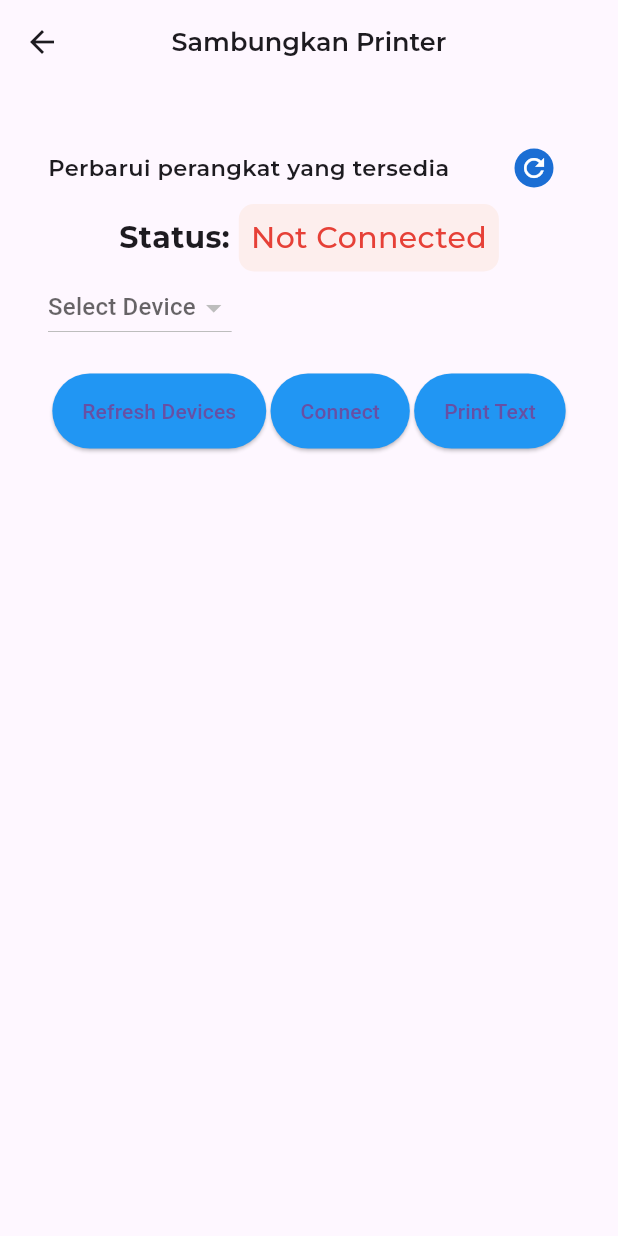
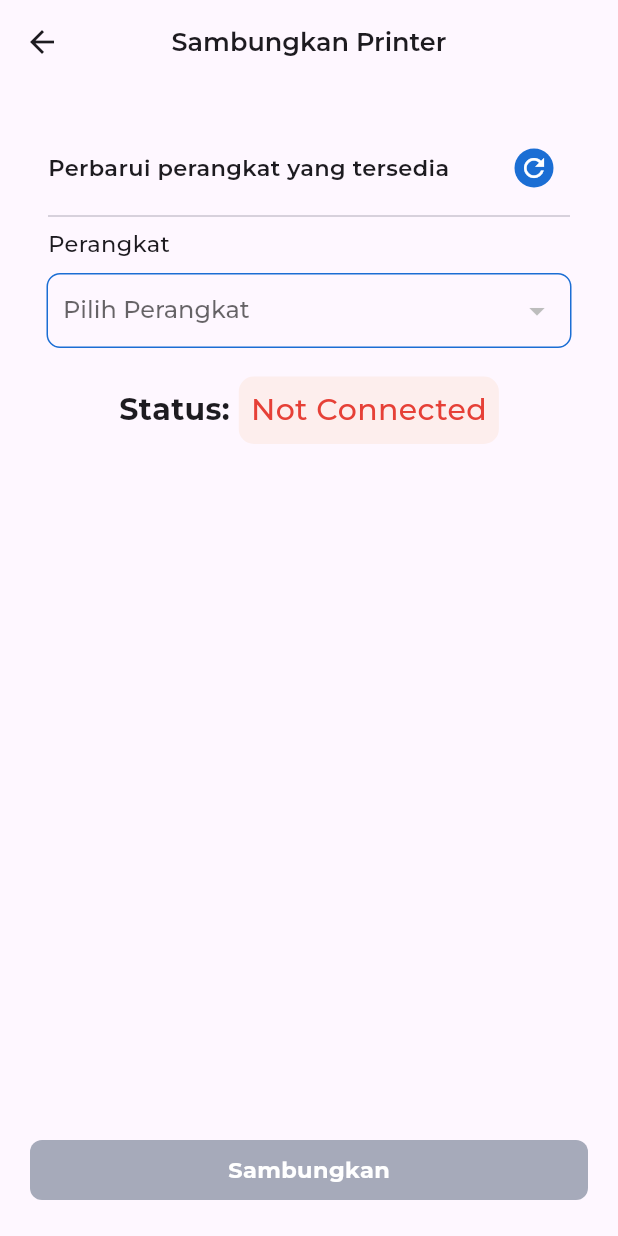
Before and after one commit to hafisrabbani/pos_portal, a Flutter app: the SettingPrinter screen opened by its route, on a phone screen of 412 x 824 dp. Run offline on Flutter 3.47's test engine with Material 3 defaults, Android fonts, the phone set to English and light mode, and no system bars; our stand-ins replace csv, currency_text_input_formatter, custom_sliding_segmented_control, file_picker, fl_chart, flutter_svg and 6 more; missing offline and left inert: blue_thermal_printer; accounts and stored records are empty; project files that could hold a hidden picture were left out.

Commit message:
style setting printer page

```diff
--- a/lib/view/intro_screen/onboarding.dart
+++ b/lib/view/intro_screen/onboarding.dart
@@ -52,7 +52,7 @@ class OnBoardingPageState extends State<OnBoardingPage> {
             child: FloatingButtonDefault(
               title: (_currentIndex < 2) ? 'Selanjutnya' : 'Mulai',
               actionPressed: () {
-                if (_currentIndex == 3) {
+                if (_currentIndex >= 2) {
                   _onIntroEnd(context);
                 } else {
                   debugPrint('index: $_currentIndex');
--- a/lib/view/intro_screen/splash_screen.dart
+++ b/lib/view/intro_screen/splash_screen.dart
@@ -20,9 +20,9 @@ class _SplashScreenState extends State<SplashScreen> {
     Future.delayed(const Duration(seconds: 3), () async {
       Navigator.pushNamed(context, RoutesName.home);
       final isFirst = sharedPreferences.getBool('isFirst') ?? true;
-      sharedPreferences.setBool('isFirst', true);
       debugPrint('isFirst: $isFirst');
       if (isFirst) {
+        sharedPreferences.setBool('isFirst', false);
         Navigator.pushNamed(context, RoutesName.onboarding);
       } else {
         Navigator.pushNamed(context, RoutesName.home);
--- a/lib/view/new_product/product_pages.dart
+++ b/lib/view/new_product/product_pages.dart
@@ -77,10 +77,7 @@ class _NewProductPageState extends State<NewProductPage>
   @override
   Widget build(BuildContext context) {
     return Scaffold(
-      appBar: topBar(
-        context: context,
-        title: 'Produk',
-      ),
+      appBar: topBar(context: context, title: 'Produk', isCanBack: false),
       body: Column(
         children: [
           Row(
--- a/lib/view/product/product_page.dart
+++ b/lib/view/product/product_page.dart
@@ -107,10 +107,7 @@ class _ProductPageState extends State<ProductPage>
   @override
   Widget build(BuildContext context) {
     return Scaffold(
-      appBar: topBar(
-        context: context,
-        title: 'Produk',
-      ),
+      appBar: topBar(context: context, title: 'Produk', isCanBack: false),
       body: Column(
         children: [
           Row(
--- a/lib/view/setting/setting_page.dart
+++ b/lib/view/setting/setting_page.dart
@@ -9,10 +9,7 @@ class SettingPage extends StatelessWidget {
   @override
   Widget build(BuildContext context) {
     return Scaffold(
-      appBar: topBar(
-        context: context,
-        title: 'Pengaturan',
-      ),
+      appBar: topBar(context: context, title: 'Pengaturan', isCanBack: false),
       body: Column(
         children: [
           ListTile(
--- a/lib/view/setting/setting_printer.dart
+++ b/lib/view/setting/setting_printer.dart
@@ -1,7 +1,11 @@
 import 'package:blue_thermal_printer/blue_thermal_printer.dart';
+import 'package:flutter/cupertino.dart';
 import 'package:flutter/material.dart';
+import 'package:flutter/widgets.dart';
 import 'package:pos_portal/utils/colors.dart';
 import 'package:pos_portal/view_model/printer_view_model.dart';
+import 'package:pos_portal/widgets/floating_button.dart';
+import 'package:pos_portal/widgets/snackbar.dart';
 import 'package:pos_portal/widgets/topbar.dart';
 
 class SettingPrinter extends StatefulWidget {
@@ -12,7 +16,6 @@ class SettingPrinter extends StatefulWidget {
 
 class _SettingPrinterState extends State<SettingPrinter> {
   final PrinterViewModel printerViewModel = PrinterViewModel();
-  bool isPrinterConnected = false;
 
   @override
   void initState() {
@@ -58,7 +61,159 @@ class _SettingPrinterState extends State<SettingPrinter> {
                 )
               ],
             ),
+            Divider(),
+            Padding(
+              padding: const EdgeInsets.only(bottom: 10),
+              child: Text(
+                'Perangkat',
+                style: TextStyle(
+                  fontFamily: 'Montserrat',
+                  fontSize: 15,
+                  fontWeight: FontWeight.w500,
+                ),
+              ),
+            ),
+            Container(
+              padding: EdgeInsets.symmetric(horizontal: 10),
+              decoration: BoxDecoration(
+                border: Border.all(
+                  color: MyColors.primary,
+                  width: 1,
+                  style: BorderStyle.solid,
+                  strokeAlign: BorderSide.strokeAlignOutside,
+                ),
+                borderRadius: BorderRadius.circular(8),
+              ),
+              child: DropdownButton<BluetoothDevice>(
+                style: const TextStyle(
+                    fontFamily: 'Montserrat',
+                    fontSize: 16,
+                    color: MyColors.primary,
+                    fontWeight: FontWeight.w500),
+                underline: const SizedBox(),
+                borderRadius: BorderRadius.circular(30),
+                isExpanded: true,
+                value: printerViewModel.selectedDevice,
+                hint: const Text('Pilih Perangkat'),
+                items: printerViewModel.devices.map((device) {
+                  print('device: $device');
+                  return DropdownMenuItem(
+                    value: device,
+                    child: Text(device.name!),
+                  );
+                }).toList(),
+                onChanged: (value) {
+                  setState(() {
+                    printerViewModel.selectDevice(value);
+                  });
+                },
+              ),
+            ),
+            const SizedBox(height: 20),
+            StatusConnection(printerViewModel: printerViewModel),
+          ],
+        ),
+      ),
+      bottomNavigationBar: Padding(
+        padding: const EdgeInsets.symmetric(vertical: 16.0),
+        child: Column(
+          mainAxisSize: MainAxisSize.min,
+          children: [
             Row(
+              mainAxisAlignment: MainAxisAlignment.center,
+              children: [
+                GestureDetector(
+                  onTap: () {
+                    printerViewModel.selectedDevice == null
+                        ? showCustomSnackbar(
+                            context: context,
+                            title: 'Belum ada perangkat yang dipilih',
+                            message: 'Pilih perangkat terlebih dahulu',
+                            theme: SnackbarTheme.error)
+                        : printerViewModel.toggleConnection();
+                  },
+                  child: Container(
+                    margin: const EdgeInsets.symmetric(vertical: 8),
+                    width: MediaQuery.of(context).size.width - 40,
+                    height: 40,
+                    decoration: BoxDecoration(
+                      borderRadius: BorderRadius.circular(8),
+                      color: printerViewModel.selectedDevice == null
+                          ? MyColors.neutral
+                          : printerViewModel.isConnected
+                              ? MyColors.error
+                              : MyColors.primary,
+                    ),
+                    child: Center(
+                      child: Text(
+                        printerViewModel.isConnected
+                            ? 'Putuskan'
+                            : 'Sambungkan',
+                        style: TextStyle(
+                          fontFamily: 'Montserrat',
+                          fontWeight: FontWeight.w700,
+                          fontSize: 15,
+                          color: Colors.white,
+                        ),
+                      ),
+                    ),
+                  ),
+                ),
+              ],
+            ),
+            Visibility(
+              visible: printerViewModel.isConnected,
+              child: Row(
+                mainAxisAlignment: MainAxisAlignment.center,
+                children: [
+                  GestureDetector(
+                    onTap: () {
+                      printerViewModel.isConnected
+                          ? printerViewModel.printTest()
+                          : () {};
+                    },
+                    child: Container(
+                      margin: EdgeInsets.symmetric(vertical: 8),
+                      width: MediaQuery.of(context).size.width - 40,
+                      height: 40,
+                      decoration: BoxDecoration(
+                        borderRadius: BorderRadius.circular(8),
+                        color: MyColors.secondary,
+                      ),
+                      child: Center(
+                        child: Text(
+                          'Print Test',
+                          style: TextStyle(
+                            fontFamily: 'Montserrat',
+                            fontWeight: FontWeight.w700,
+                            fontSize: 15,
+                            color: MyColors.primary,
+                          ),
+                        ),
+                      ),
+                    ),
+                  ),
+                ],
+              ),
+            ),
+          ],
+        ),
+      ),
+    );
+  }
+}
+
+class StatusConnection extends StatelessWidget {
+  const StatusConnection({
+    super.key,
+    required this.printerViewModel,
+  });
+
+  final PrinterViewModel printerViewModel;
+
+  @override
+  Widget build(BuildContext context) {
+    return Row(
       mainAxisAlignment: MainAxisAlignment.center,
       children: [
         Text(
@@ -76,9 +231,7 @@ class _SettingPrinterState extends State<SettingPrinter> {
           ),
           padding: const EdgeInsets.all(8),
           child: Text(
-                    printerViewModel.isConnected
-                        ? 'Connected'
-                        : 'Not Connected',
+            printerViewModel.isConnected ? 'Connected' : 'Not Connected',
             style: TextStyle(
               fontFamily: 'Montserrat',
               fontWeight: FontWeight.w500,
@@ -90,118 +243,6 @@ class _SettingPrinterState extends State<SettingPrinter> {
           ),
         ),
       ],
-            ),
-            DropdownButton<BluetoothDevice>(
-              value: printerViewModel.selectedDevice,
-              hint: const Text('Select Device'),
-              items: printerViewModel.devices.map((device) {
-                print('device: $device');
-                return DropdownMenuItem(
-                  value: device,
-                  child: Text(device.name!),
-                );
-              }).toList(),
-              onChanged: (value) {
-                setState(() {
-                  printerViewModel.selectDevice(value);
-                });
-              },
-            ),
-            const SizedBox(height: 20),
-            Row(
-              mainAxisAlignment: MainAxisAlignment.spaceEvenly,
-              children: [
-                ElevatedButton(
-                  onPressed: () {
-                    printerViewModel.getDevices();
-                  },
-                  style: ElevatedButton.styleFrom(
-                    backgroundColor: Colors.blue,
-                    padding: const EdgeInsets.symmetric(
-                        horizontal: 20, vertical: 15), // Atur padding
-                  ),
-                  child: const Text('Refresh Devices'),
-                ),
-                ElevatedButton(
-                  onPressed: () {
-                    printerViewModel.toggleConnection();
-                  },
-                  style: ElevatedButton.styleFrom(
-                    backgroundColor: Colors.blue,
-                    padding: const EdgeInsets.symmetric(
-                        horizontal: 20, vertical: 15), // Atur padding
-                  ),
-                  child: const Text('Connect'),
-                ),
-                ElevatedButton(
-                  onPressed: () {
-                    printerViewModel.printTest();
-                  },
-                  style: ElevatedButton.styleFrom(
-                    backgroundColor: Colors.blue,
-                    padding: const EdgeInsets.symmetric(
-                        horizontal: 20, vertical: 15), // Atur padding
-                  ),
-                  child: const Text('Print Text'),
-                ),
-              ],
-            ),
-            // Row(
-            //   mainAxisAlignment: MainAxisAlignment.spaceEvenly,
-            //   children: [
-            //     DropdownButton<BluetoothDevice>(
-            //       value: printerViewModel.selectedDevice,
-            //       hint: const Text('Select Device'),
-            //       items: printerViewModel.devices.map((device) {
-            //         return DropdownMenuItem(
-            //           value: device,
-            //           child: Text(device.name!),
-            //         );
-            //       }).toList(),
-            //       style: const TextStyle(
-            //         color: Colors.black,
-            //       ),
-            //       icon: const Icon(Icons.arrow_drop_down),
-            //       iconSize: 24,
-            //       onChanged: (value) {
-            //         setState(() {
-            //           printerViewModel.selectDevice(value);
-            //         });
-            //       },
-            //     ),
-            //     GestureDetector(
-            //       onTap: () {
-            //         printerViewModel.toggleConnection();
-            //       },
-            //       child: Container(
-            //         padding: const EdgeInsets.symmetric(horizontal: 30, vertical: 10),
-            //         decoration: BoxDecoration(
-            //           color: printerViewModel.isConnected ? Colors.red : Colors.green,
-            //           borderRadius: BorderRadius.circular(5),
-            //         ),
-            //         child: Text(
-            //           printerViewModel.isConnected ? 'Disconnect' : 'Connect',
-            //           style: const TextStyle(
-            //             color: Colors.white,
-            //           ),
-            //         ),
-            //       ),
-            //     ),
-            //     ElevatedButton(
-            //       onPressed: () {
-            //         printerViewModel.getDevices();
-            //       },
-            //       style: ElevatedButton.styleFrom(
-            //         backgroundColor: Colors.blue,
-            //         padding: const EdgeInsets.symmetric(horizontal: 30, vertical: 10),
-            //       ),
-            //       child: const Icon(Icons.refresh, color: Colors.white),
-            //     ),
-            //   ],
-            // )
-          ],
-        ),
-      ),
     );
   }
 }
--- a/lib/view/transaction/transaction_page.dart
+++ b/lib/view/transaction/transaction_page.dart
@@ -35,7 +35,7 @@ class _TransactionPageState extends State<TransactionPage> {
   @override
   Widget build(BuildContext context) {
     return Scaffold(
-      appBar: topBar(context: context, title: 'Transaksi'),
+      appBar: topBar(context: context, title: 'Transaksi', isCanBack: false),
       body: SafeArea(
         child: Column(
           children: [
```
Also changed, not shown: lib/widgets/snackbar.dart (+28 -28 lines). Lines whose indentation alone changed are shown as unchanged.
